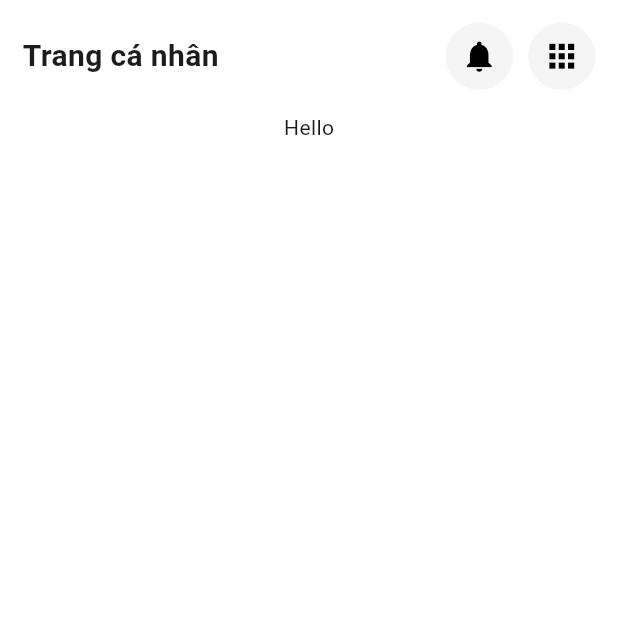
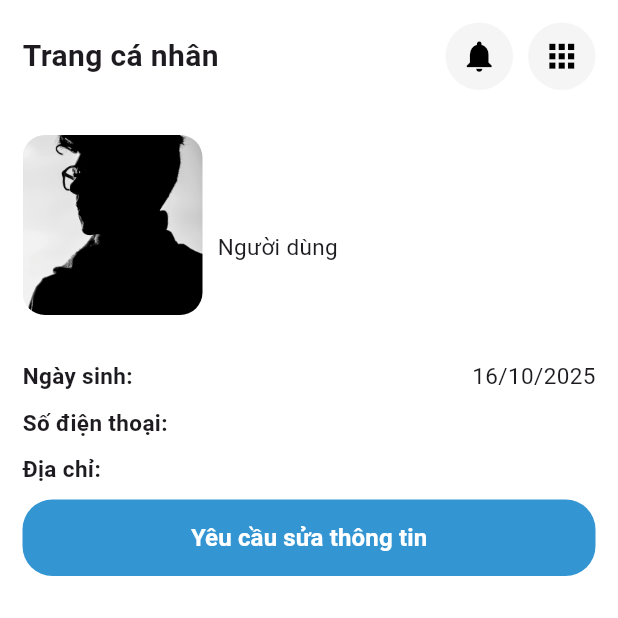
Before and after one commit to letungduong24/E4U_Frontend, a Flutter app: the ProfileScreen screen opened by its route, on a phone screen of 412 x 824 dp, the top half of it. Run offline on Flutter 3.47's test engine with Material 3 defaults, Android fonts, the phone set to English and light mode, and no system bars; our stand-ins replace dio, flutter_secure_storage, get; missing offline and left inert: iconify_flutter; accounts and stored records are empty; network calls fail.

Commit message:
add profile page

```diff
--- a/lib/feature/auth/data/model/user_model.dart
+++ b/lib/feature/auth/data/model/user_model.dart
@@ -29,7 +29,7 @@ class UserModel extends UserEntity {
       currentClass: json['currentClass'] != null ? json['currentClass']['name'] : null,
       teachingClass: json['teachingClass'] != null ? json['teachingClass']['name'] : null,
       enrollmentHistory: (json['enrollmentHistory'] as List?)
-          ?.map((e) => e.toString())
+          ?.map((e) => EnrollmentModel.fromJson(e))
           .toList(),
     );
   }
@@ -86,3 +86,23 @@ class ProfileModel extends ProfileEntity {
     };
   }
 }
+
+class EnrollmentModel extends EnrollmentEntity {
+  const EnrollmentModel({
+    required super.className,
+    required super.completedAt,
+    required super.enrolledAt,
+    required super.status,
+  });
+
+  factory EnrollmentModel.fromJson(Map<String, dynamic> json) {
+    return EnrollmentModel(
+      className: json['class']['name'].toString(),
+      completedAt: DateTime.parse(json['completedAt']),
+      enrolledAt: DateTime.parse(json['completedAt']),
+      status: json['status'].toString(),
+
+    );
+  }
+
+}
--- a/lib/feature/auth/domain/entity/user_entity.dart
+++ b/lib/feature/auth/domain/entity/user_entity.dart
@@ -8,7 +8,7 @@ class UserEntity {
   final ProfileEntity? profile;
   final String? currentClass;
   final String? teachingClass;
-  final List<String>? enrollmentHistory;
+  final List<EnrollmentEntity>? enrollmentHistory;
 
   const UserEntity({
     required this.id,
@@ -41,3 +41,17 @@ class ProfileEntity {
     this.notification,
   });
 }
+
+class EnrollmentEntity {
+  final String className;
+  final String status;
+  final DateTime completedAt;
+  final DateTime enrolledAt;
+
+  const EnrollmentEntity({
+    required this.className,
+    required this.status,
+    required this.completedAt,
+    required this.enrolledAt,
+  });
+}
--- a/lib/feature/auth/presentation/screen/profile_screen.dart
+++ b/lib/feature/auth/presentation/screen/profile_screen.dart
@@ -1,21 +1,153 @@
+import 'package:e4uflutter/feature/auth/presentation/controller/auth_controller.dart';
+import 'package:e4uflutter/shared/presentation/button.dart';
 import 'package:e4uflutter/shared/presentation/scaffold/header_scaffold.dart';
-import 'package:e4uflutter/shared/presentation/scaffold/profile_scaffold.dart';
-import 'package:flutter/cupertino.dart';
-import 'package:flutter/src/widgets/framework.dart';
+import 'package:e4uflutter/shared/utils/role_util.dart';
+import 'package:flutter/material.dart';
+import 'package:get/get.dart';
+import 'package:intl/intl.dart';
 
-class ProfileScreen extends StatelessWidget{
+class ProfileScreen extends StatelessWidget {
   const ProfileScreen({super.key});
 
   @override
   Widget build(BuildContext context) {
     return HeaderScaffold(
-        title: "Trang cá nhân",
-        body: Center(
-          child: Column(
+      title: "Trang cá nhân",
+      body: Center(
+        // 👇 Chỉ cần 1 Obx bao ngoài toàn bộ nội dung
+        child: Obx(() {
+          final user = AuthController.user.value;
+          final avatarUrl = user?.profile?.avatar;
+          final birthOfDate = user?.profile?.dateOfBirth != null
+              ? DateFormat('dd/MM/yyyy').format(user!.profile!.dateOfBirth!)
+              : "Chưa cập nhật";
+          final phoneNumber = user?.profile?.phone ?? "Chưa cập nhật";
+          final address = user?.profile?.address ?? "Chưa cập nhật";
+
+          return Column(
             children: [
-              Text("Hello")
+              // Avatar + Basic info
+              Padding(
+                padding: const EdgeInsets.all(15),
+                child: Row(
+                  crossAxisAlignment: CrossAxisAlignment.center,
+                  children: [
+                    Container(
+                      width: 120,
+                      height: 120,
+                      decoration: BoxDecoration(
+                        borderRadius: BorderRadius.circular(15),
+                        image: DecorationImage(
+                          image: avatarUrl != null && avatarUrl.isNotEmpty
+                              ? NetworkImage(avatarUrl)
+                              : const AssetImage('assets/images/default_avatar.jpg')
+                          as ImageProvider,
+                          fit: BoxFit.cover,
+                        ),
+                      ),
+                    ),
+                    const SizedBox(width: 10),
+                    Expanded(
+                      child: Column(
+                        crossAxisAlignment: CrossAxisAlignment.start,
+                        children: [
+                          Text(
+                            user != null ? user.fullName : "Người dùng",
+                            style: const TextStyle(
+                              fontWeight: FontWeight.bold,
+                              fontSize: 20,
+                            ),
+                          ),
+                          Text(
+                            user != null
+                                ? RoleUtil.GetRoleTitle(user)
+                                : "Người dùng",
+                            style: const TextStyle(fontSize: 15),
+                            softWrap: true,
+                            overflow: TextOverflow.visible,
+                          ),
+                        ],
+                      ),
+                    ),
+                  ],
+                ),
+              ),
+
+              //Detail info section
+              Padding(
+                padding: const EdgeInsets.all(15),
+                child: Column(
+                  children: [
+                    Row(
+                      mainAxisAlignment: MainAxisAlignment.spaceBetween,
+                      children: [
+                        Text(
+                          "Ngày sinh:",
+                          style: const TextStyle(
+                            fontWeight: FontWeight.bold,
+                            fontSize: 15,
+                          ),
+                        ),
+                        const SizedBox(height: 5),
+                        Text(
+                          birthOfDate,
+                          style: const TextStyle(fontSize: 15),
+                        ),
+                      ],
+                    ),
+                    SizedBox(height: 10,),
+                    Row(
+                      mainAxisAlignment: MainAxisAlignment.spaceBetween,
+                      children: [
+                        Text(
+                          "Số điện thoại:",
+                          style: const TextStyle(
+                            fontWeight: FontWeight.bold,
+                            fontSize: 15,
+                          ),
+                        ),
+                        const SizedBox(height: 5),
+                        Text(
+                          phoneNumber,
+                          style: const TextStyle(fontSize: 15),
+                        ),
+                      ],
+                    ),
+                    SizedBox(height: 10,),
+                    Row(
+                      mainAxisAlignment: MainAxisAlignment.spaceBetween,
+                      children: [
+                        Text(
+                          "Địa chỉ:",
+                          style: const TextStyle(
+                            fontWeight: FontWeight.bold,
+                            fontSize: 15,
+                          ),
+                        ),
+                        const SizedBox(height: 5),
+                        Text(
+                          address,
+                          style: const TextStyle(fontSize: 15),
+                        ),
+                      ],
+                    ),
+                    SizedBox(height: 10,),
+                    SizedBox(
+                      width: double.infinity,
+                      child: DefaultButton(
+                        text: "Yêu cầu sửa thông tin",
+                        borderRadius: 20,
+                        onPressed: () {},
+                      ),
+                    )
+
+                  ],
+                )
+              ),
             ],
-          ),
-        )
+          );
+        }),
+      ),
     );
-  }}
+  }
+}
--- /dev/null
+++ b/lib/shared/presentation/button.dart
@@ -0,0 +1,45 @@
+import 'package:flutter/material.dart';
+
+class DefaultButton extends StatelessWidget {
+  final String text;
+  final VoidCallback? onPressed;
+  final Color backgroundColor;
+  final Color textColor;
+  final double borderRadius;
+  final double fontSize;
+  final FontWeight fontWeight;
+
+  const DefaultButton({
+    super.key,
+    required this.text,
+    required this.onPressed,
+    this.backgroundColor = const Color(0xFF3396D3),
+    this.textColor = Colors.white,
+    this.borderRadius = 12,
+    this.fontSize = 16,
+    this.fontWeight = FontWeight.bold,
+  });
+
+  @override
+  Widget build(BuildContext context) {
+    return ElevatedButton(
+      onPressed: onPressed,
+      style: ElevatedButton.styleFrom(
+        backgroundColor: backgroundColor,
+        foregroundColor: textColor,
+        shape: RoundedRectangleBorder(
+          borderRadius: BorderRadius.circular(borderRadius),
+        ),
+        elevation: 0,
+        padding: const EdgeInsets.symmetric(horizontal: 20, vertical: 14),
+      ),
+      child: Text(
+        text,
+        style: TextStyle(
+          fontSize: fontSize,
+          fontWeight: fontWeight,
+        ),
+      ),
+    );
+  }
+}
--- a/lib/shared/presentation/scaffold/profile_scaffold.dart
+++ b/lib/shared/presentation/scaffold/profile_scaffold.dart
@@ -1,6 +1,7 @@
 import 'package:e4uflutter/shared/presentation/drawer/admin_drawer.dart';
 import 'package:e4uflutter/shared/presentation/drawer/student_drawer.dart';
 import 'package:e4uflutter/shared/presentation/drawer/teacher_drawer.dart';
+import 'package:e4uflutter/shared/utils/role_util.dart';
 import 'package:flutter/material.dart';
 import 'package:get/get.dart';
 import 'package:e4uflutter/feature/auth/presentation/controller/auth_controller.dart';
@@ -12,19 +13,6 @@ class ProfileScaffold extends StatelessWidget {
     super.key,
     required this.body,
   });
-
-  String _getRoleDisplayName(String role) {
-    switch (role) {
-      case 'admin':
-        return 'Quản trị viên';
-      case 'teacher':
-        return 'Giáo viên';
-      case 'student':
-        return 'Học viên';
-      default:
-        return 'Người dùng';
-    }
-  }
 
   Widget _getDrawerByRole() {
     final userRole = AuthController.user.value?.role;
@@ -74,7 +62,7 @@ class ProfileScaffold extends StatelessWidget {
                                 fontSize: 16, fontWeight: FontWeight.bold),
                           )),
                           Obx(() => Text(
-                            _getRoleDisplayName(AuthController.user.value?.role ?? 'student'),
+                            RoleUtil.GetRoleDisplayName(AuthController.user.value?.role ?? 'student'),
                             style: const TextStyle(fontSize: 12),
                           )),
                         ],
--- /dev/null
+++ b/lib/shared/utils/role_util.dart
@@ -0,0 +1,33 @@
+import 'package:e4uflutter/feature/auth/domain/entity/user_entity.dart';
+
+class RoleUtil{
+  static String GetRoleDisplayName(String role) {
+    switch (role) {
+      case 'admin':
+        return 'Quản trị viên';
+      case 'teacher':
+        return 'Giáo viên';
+      case 'student':
+        return 'Học viên';
+      default:
+        return 'Người dùng';
+    }
+  }
+
+  static String GetRoleTitle(UserEntity user) {
+    String role = user.role;
+    String? className = user.currentClass;
+    String? teachingClass = user.teachingClass;
+
+    switch (role) {
+      case 'admin':
+        return 'Quản trị viên';
+      case 'teacher':
+        return 'Giáo viên lớp: $teachingClass';
+      case 'student':
+        return 'Học viên lớp: $className';
+      default:
+        return 'Người dùng';
+    }
+  }
+}
--- a/pubspec.yaml
+++ b/pubspec.yaml
@@ -39,6 +39,7 @@ dependencies:
   iconify_flutter: ^0.0.7
   dio: ^5.9.0
   flutter_secure_storage: 9.2.2
+  intl: ^0.20.2
 
 dev_dependencies:
   flutter_test:
```
Also changed, not shown: pubspec.lock.
